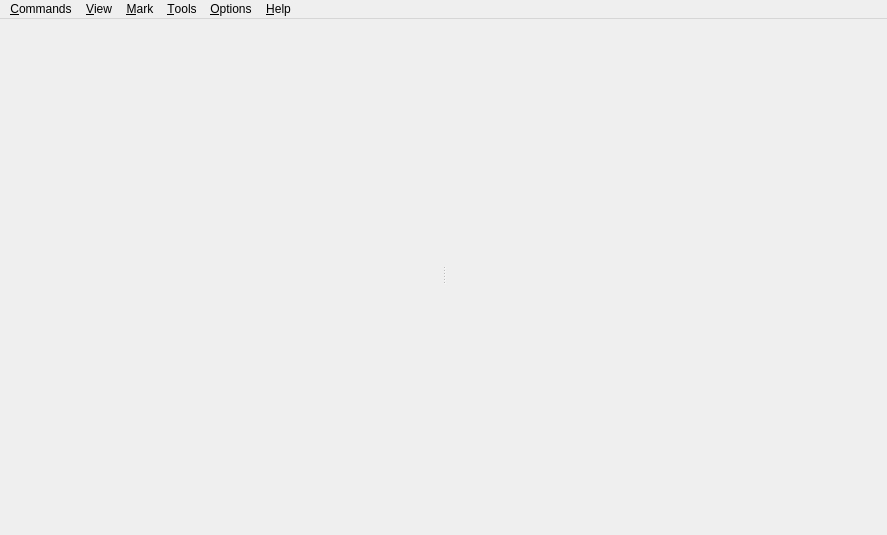
Above: App/QMgMainWindow.ui from maxd/qmgr before the change. Below: the same form after it.
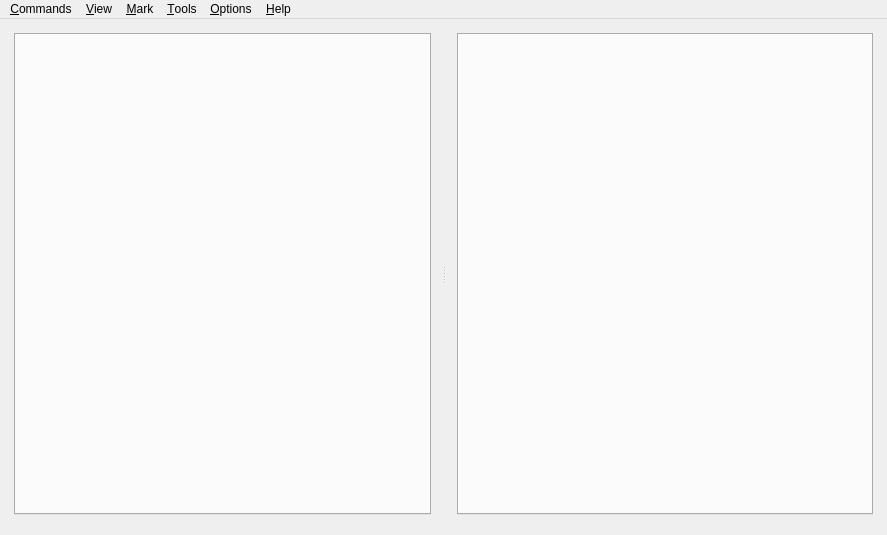
That is the form after the change.

Commit message: Add tabs with File Lists

The edit to the form file:
```diff
--- a/App/QMgMainWindow.ui
+++ b/App/QMgMainWindow.ui
@@ -36,6 +36,13 @@
           <property name="spacing">
            <number>0</number>
           </property>
+          <item>
+           <widget class="QTabWidget" name="leftTabWidget">
+            <property name="currentIndex">
+             <number>-1</number>
+            </property>
+           </widget>
+          </item>
          </layout>
         </widget>
         <widget class="QWidget" name="verticalLayoutWidget_2">
@@ -43,6 +50,13 @@
           <property name="spacing">
            <number>0</number>
           </property>
+          <item>
+           <widget class="QTabWidget" name="rightTabWidget">
+            <property name="currentIndex">
+             <number>-1</number>
+            </property>
+           </widget>
+          </item>
          </layout>
         </widget>
        </widget>
```
Left out of the diff: 4 changed lines with no effect on the pictures. The commit also changes 1 other file.
